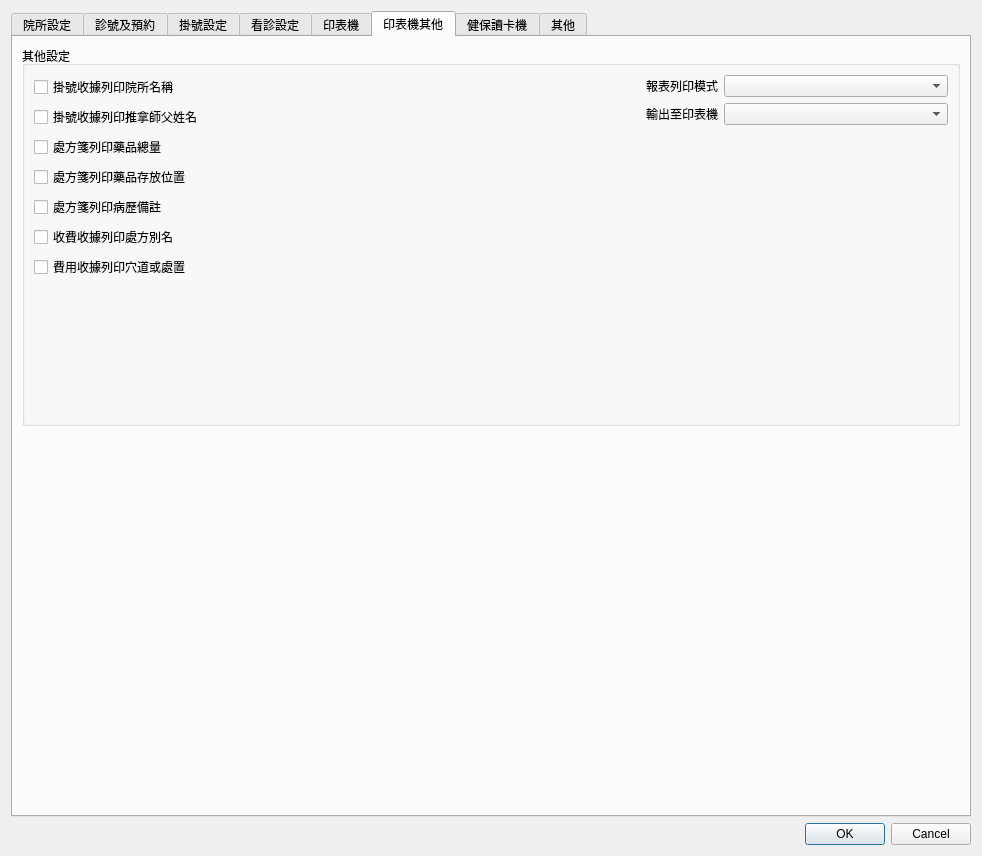
picacat/pyMedical, file ui/dialog_settings.ui: the form before one commit.
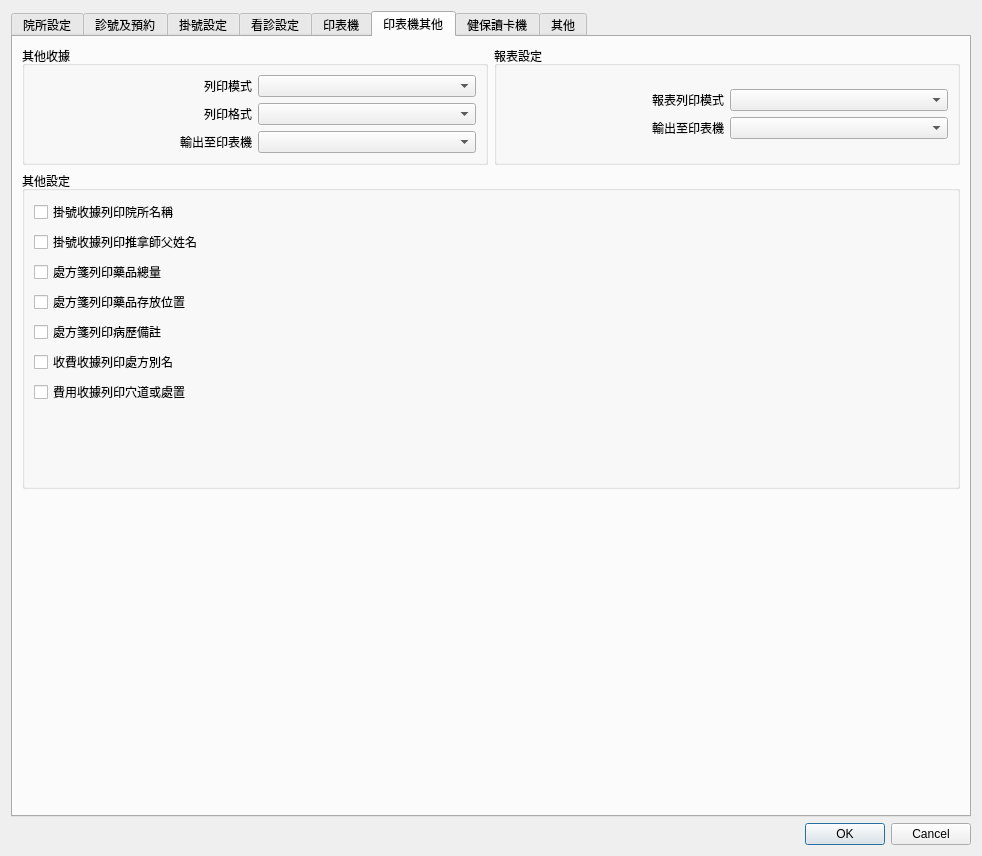
The form after the commit. The open tabs and pages were chosen to show the change. Icons and pictures are not drawn.

What changed in the file:
```diff
--- a/ui/dialog_settings.ui
+++ b/ui/dialog_settings.ui
@@ -1624,6 +1624,107 @@
          <string>印表機其他</string>
         </attribute>
         <layout class="QVBoxLayout" name="verticalLayout_16">
+         <item>
+          <layout class="QHBoxLayout" name="horizontalLayout_16">
+           <item>
+            <widget class="QGroupBox" name="groupBox_38">
+             <property name="title">
+              <string>其他收據</string>
+             </property>
+             <property name="flat">
+              <bool>true</bool>
+             </property>
+             <layout class="QVBoxLayout" name="verticalLayout_45">
+              <item>
+               <layout class="QGridLayout" name="gridLayout_20">
+                <item row="1" column="0">
+                 <widget class="QLabel" name="label_66">
+                  <property name="text">
+                   <string>列印格式</string>
+                  </property>
+                  <property name="alignment">
+                   <set>Qt::AlignRight|Qt::AlignTrailing|Qt::AlignVCenter</set>
+                  </property>
+                 </widget>
+                </item>
+                <item row="0" column="0">
+                 <widget class="QLabel" name="label_69">
+                  <property name="text">
+                   <string>列印模式</string>
+                  </property>
+                  <property name="alignment">
+                   <set>Qt::AlignRight|Qt::AlignTrailing|Qt::AlignVCenter</set>
+                  </property>
+                 </widget>
+                </item>
+                <item row="0" column="1">
+                 <widget class="QComboBox" name="comboBox_misc_print_mode"/>
+                </item>
+                <item row="1" column="1">
+                 <widget class="QComboBox" name="comboBox_misc_form"/>
+                </item>
+                <item row="2" column="1">
+                 <widget class="QComboBox" name="comboBox_misc_printer"/>
+                </item>
+                <item row="2" column="0">
+                 <widget class="QLabel" name="label_68">
+                  <property name="text">
+                   <string>輸出至印表機</string>
+                  </property>
+                  <property name="alignment">
+                   <set>Qt::AlignRight|Qt::AlignTrailing|Qt::AlignVCenter</set>
+                  </property>
+                 </widget>
+                </item>
+               </layout>
+              </item>
+             </layout>
+            </widget>
+           </item>
+           <item>
+            <widget class="QGroupBox" name="groupBox_39">
+             <property name="title">
+              <string>報表設定</string>
+             </property>
+             <property name="flat">
+              <bool>true</bool>
+             </property>
+             <layout class="QVBoxLayout" name="verticalLayout_46">
+              <item>
+               <layout class="QGridLayout" name="gridLayout_26">
+                <item row="1" column="1">
+                 <widget class="QComboBox" name="comboBox_report_printer"/>
+                </item>
+                <item row="0" column="1">
+                 <widget class="QComboBox" name="comboBox_report_print_mode"/>
+                </item>
+                <item row="0" column="0">
+                 <widget class="QLabel" name="label_58">
+                  <property name="text">
+                   <string>報表列印模式</string>
+                  </property>
+                  <property name="alignment">
+                   <set>Qt::AlignRight|Qt::AlignTrailing|Qt::AlignVCenter</set>
+                  </property>
+                 </widget>
+                </item>
+                <item row="1" column="0">
+                 <widget class="QLabel" name="label_59">
+                  <property name="text">
+                   <string>輸出至印表機</string>
+                  </property>
+                  <property name="alignment">
+                   <set>Qt::AlignRight|Qt::AlignTrailing|Qt::AlignVCenter</set>
+                  </property>
+                 </widget>
+                </item>
+               </layout>
+              </item>
+             </layout>
+            </widget>
+           </item>
+          </layout>
+         </item>
          <item>
           <widget class="QGroupBox" name="groupBox_21">
            <property name="title">
@@ -1703,60 +1804,7 @@
              </layout>
             </item>
             <item>
-             <layout class="QGridLayout" name="gridLayout_21">
-              <item row="3" column="0">
-               <widget class="QLabel" name="label_59">
-                <property name="text">
-                 <string>輸出至印表機</string>
-                </property>
-                <property name="alignment">
-                 <set>Qt::AlignRight|Qt::AlignTrailing|Qt::AlignVCenter</set>
-                </property>
-               </widget>
-              </item>
-              <item row="2" column="0">
-               <widget class="QLabel" name="label_58">
-                <property name="text">
-                 <string>報表列印模式</string>
-                </property>
-                <property name="alignment">
-                 <set>Qt::AlignRight|Qt::AlignTrailing|Qt::AlignVCenter</set>
-                </property>
-               </widget>
-              </item>
-              <item row="4" column="0">
-               <spacer name="verticalSpacer_8">
-                <property name="orientation">
-                 <enum>Qt::Vertical</enum>
-                </property>
-                <property name="sizeHint" stdset="0">
-                 <size>
-                  <width>20</width>
-                  <height>40</height>
-                 </size>
-                </property>
-               </spacer>
-              </item>
-              <item row="2" column="1">
-               <widget class="QComboBox" name="comboBox_report_print_mode"/>
-              </item>
-              <item row="4" column="1">
-               <spacer name="verticalSpacer_9">
-                <property name="orientation">
-                 <enum>Qt::Vertical</enum>
-                </property>
-                <property name="sizeHint" stdset="0">
-                 <size>
-                  <width>20</width>
-                  <height>40</height>
-                 </size>
-                </property>
-               </spacer>
-              </item>
-              <item row="3" column="1">
-               <widget class="QComboBox" name="comboBox_report_printer"/>
-              </item>
-             </layout>
+             <layout class="QGridLayout" name="gridLayout_21"/>
             </item>
            </layout>
           </widget>
```
Left out of the diff: 264 changed lines with no effect on the pictures.
